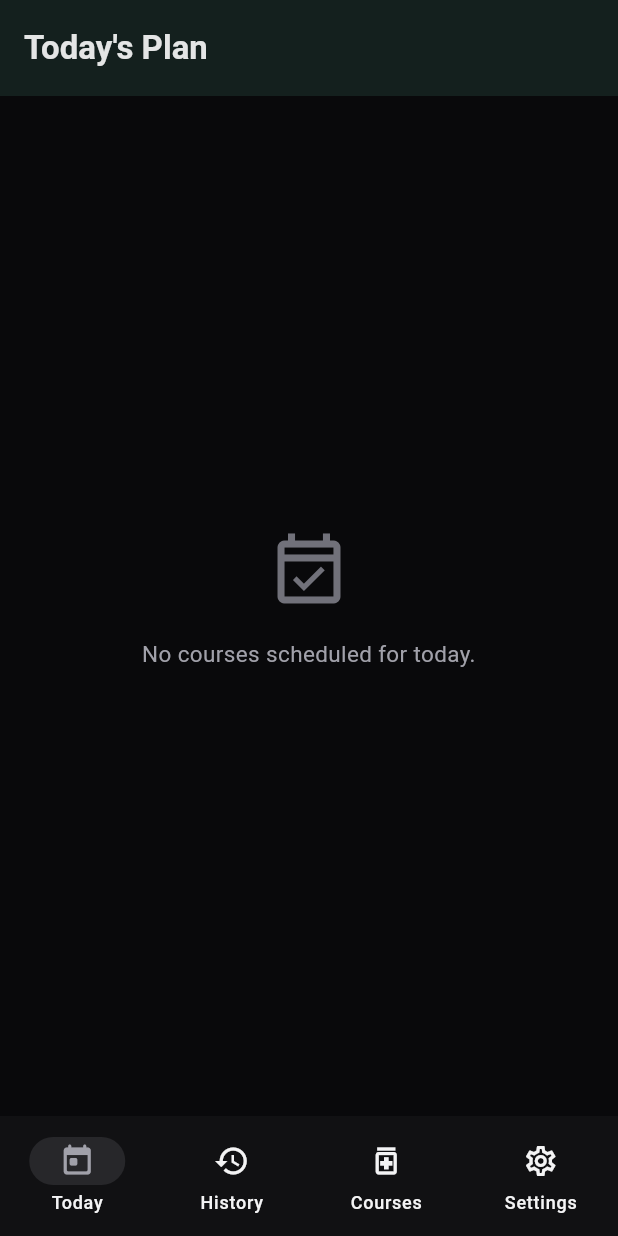
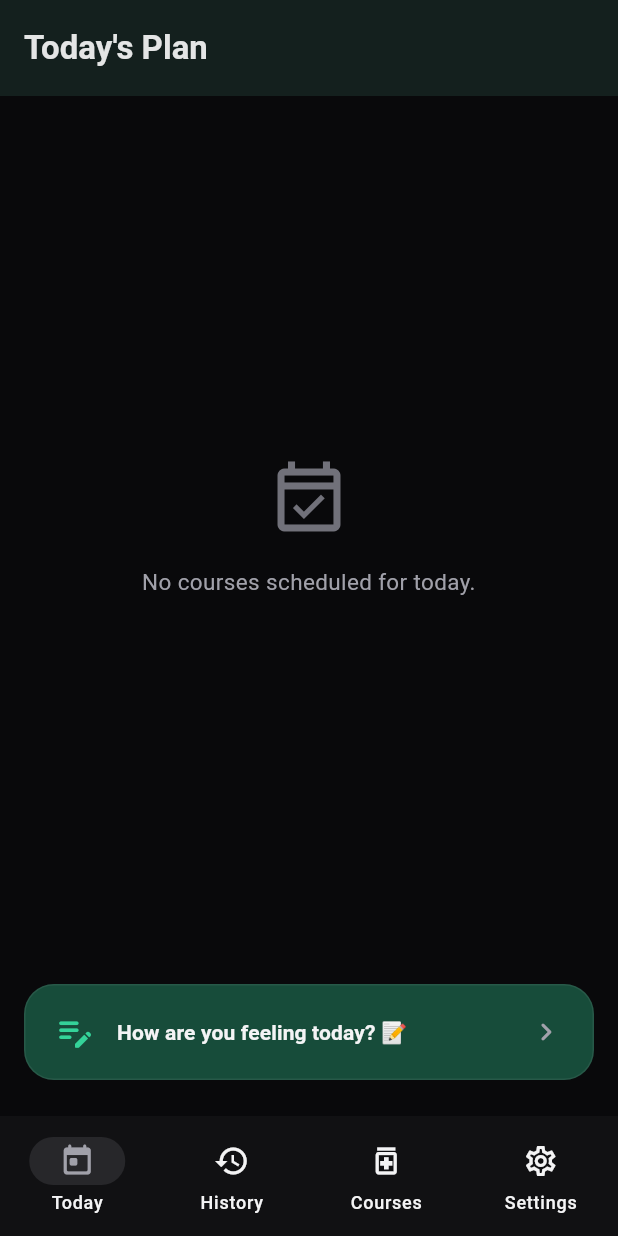
Before and after one commit to LUMA002/VitaLog-frontend, a Flutter app: the screen it shows after launch, scrolled down 96 dp, on a phone screen of 412 x 824 dp. Run offline on Flutter 3.47's test engine with Material 3 defaults, Android fonts, the phone set to English and light mode, and no system bars; our stand-ins replace connectivity_plus, dio, drift, flutter_local_notifications, flutter_riverpod, flutter_secure_storage and 9 more; missing offline and left inert: slang, sqlite3, talker_dio_logger; accounts and stored records are empty; generated files the repository leaves out were written again.

Commit message:
feat(frontend): implement local Wellbeing Diary to dashboard and history
Add a wellbeing tracking form (mood, energy, sleep), fully localized (slang translations (en/ua)), integrated with the existing offline repository.

- UI: Add a bottom sheet form for creating wellbeing entries
- State Management: Add Riverpod WellbeingFormController to handle local inserts
- Time & Data: Use existing clockProvider for timestamps and render them in local time
- Dashboard CTA: Add a smart prompt card on the 'Today' screen that conditionally renders based on hasTodayWellbeingLog state
- History: Add a FAB to the Wellbeing tab for entries

```diff
--- a/lib/features/dashboard/presentation/dashboard_screen.dart
+++ b/lib/features/dashboard/presentation/dashboard_screen.dart
@@ -7,6 +7,7 @@ import '../../../app/theme/app_theme.dart';
 import '../../../i18n/strings.g.dart';
 import '../application/dashboard_controller.dart';
 import 'widgets/time_slot_card.dart';
+import 'widgets/wellbeing_prompt_card.dart';
 
 class DashboardScreen extends ConsumerWidget {
   const DashboardScreen({super.key});
@@ -53,16 +54,23 @@ class DashboardScreen extends ConsumerWidget {
             ),
             data: (schedule) {
               if (schedule.isEmpty) {
-                return SliverFillRemaining(
+                return SliverMainAxisGroup(
+                  slivers: [
+                    SliverFillRemaining(
+                      hasScrollBody: false,
                       child: EmptyStateView(
                         message: t.dashboard.empty,
                         icon: Icons.event_available_outlined,
                       ),
+                    ),
+                    const SliverToBoxAdapter(child: WellbeingPromptCard()),
+                    const SliverToBoxAdapter(child: SizedBox(height: 24)),
+                  ],
                 );
               }
-              return SliverPadding(
-                padding: const EdgeInsets.only(bottom: 24),
-                sliver: SliverList.builder(
+              return SliverMainAxisGroup(
+                slivers: [
+                  SliverList.builder(
                     itemCount: schedule.length,
                     itemBuilder: (_, i) {
                       final intake = schedule[i];
@@ -78,6 +86,9 @@ class DashboardScreen extends ConsumerWidget {
                       );
                     },
                   ),
+                  const SliverToBoxAdapter(child: WellbeingPromptCard()),
+                  const SliverToBoxAdapter(child: SizedBox(height: 24)),
+                ],
               );
             },
           ),
--- /dev/null
+++ b/lib/features/dashboard/presentation/widgets/wellbeing_prompt_card.dart
@@ -0,0 +1,68 @@
+import 'package:flutter/material.dart';
+import 'package:flutter_riverpod/flutter_riverpod.dart';
+
+import '../../../../app/providers/repository_providers.dart';
+import '../../../../app/theme/app_theme.dart';
+import '../../../../i18n/strings.g.dart';
+import '../../../logs/application/logs_providers.dart';
+import '../../../logs/presentation/widgets/wellbeing_bottom_sheet.dart';
+
+/// Dashboard Call to Action to open the wellbeing diary form for today.
+class WellbeingPromptCard extends ConsumerWidget {
+  const WellbeingPromptCard({super.key});
+
+  @override
+  Widget build(BuildContext context, WidgetRef ref) {
+    final t = Translations.of(context);
+    final colors = Theme.of(context).extension<SemanticColors>()!;
+    final hasLogged = ref.watch(hasTodayWellbeingLogProvider);
+    final today = ref.watch(clockProvider).nowUtc().toLocal();
+    final prompt =
+        hasLogged ? t.wellbeing.success : t.wellbeing.prompt;
+
+    return Padding(
+      padding: const EdgeInsets.fromLTRB(16, 8, 16, 0),
+      child: Card(
+        elevation: 0,
+        color: Theme.of(context).colorScheme.primaryContainer.withAlpha(0x55),
+        child: InkWell(
+          borderRadius: BorderRadius.circular(12),
+          onTap: () => WellbeingBottomSheet.show(
+            context,
+            recordDate: today,
+          ),
+          child: Padding(
+            padding: const EdgeInsets.symmetric(horizontal: 20, vertical: 18),
+            child: Row(
+              children: [
+                Icon(
+                  hasLogged
+                      ? Icons.check_circle_outline_rounded
+                      : Icons.edit_note_rounded,
+                  color: Theme.of(context).colorScheme.primary,
+                  size: 28,
+                ),
+                const SizedBox(width: 14),
+                Expanded(
+                  child: Text(
+                    prompt,
+                    style: Theme.of(context).textTheme.titleSmall?.copyWith(
+                          fontWeight: FontWeight.w600,
+                          color: hasLogged
+                              ? colors.completedText
+                              : null,
+                        ),
+                  ),
+                ),
+                Icon(
+                  Icons.chevron_right_rounded,
+                  color: colors.pendingText,
+                ),
+              ],
+            ),
+          ),
+        ),
+      ),
+    );
+  }
+}
--- a/lib/features/logs/application/logs_providers.dart
+++ b/lib/features/logs/application/logs_providers.dart
@@ -70,3 +70,22 @@ class WellbeingLogsController extends _$WellbeingLogsController {
     await ref.read(wellbeingLogRepositoryProvider).deleteById(id);
   }
 }
+
+/// Whether a wellbeing entry exists for the device's current local calendar day.
+@riverpod
+bool hasTodayWellbeingLog(Ref ref) {
+  final clock = ref.watch(clockProvider);
+  final logsAsync = ref.watch(allWellbeingLogStreamProvider);
+  return logsAsync.maybeWhen(
+    data: (List<WellbeingLog> logs) {
+      final today = clock.nowUtc().toLocal();
+      return logs.any((log) {
+        final recorded = log.recordedAtUtc.toLocal();
+        return recorded.year == today.year &&
+            recorded.month == today.month &&
+            recorded.day == today.day;
+      });
+    },
+    orElse: () => false,
+  );
+}
```
Also changed, not shown: assets/i18n/en.i18n.json (+11 -0 lines), assets/i18n/ua.i18n.json (+11 -0 lines), lib/features/logs/application/wellbeing_form_controller.dart (added, +71 -0 lines), lib/features/logs/application/wellbeing_form_state.dart (added, +16 -0 lines), lib/features/logs/presentation/logs_screen.dart (+15 -0 lines), lib/features/logs/presentation/widgets/wellbeing_bottom_sheet.dart (added, +278 -0 lines), lib/features/logs/presentation/widgets/wellbeing_log_tile.dart (+9 -8 lines), lib/app/router/app_router.g.dart, lib/features/auth/application/auth_controller.g.dart, lib/features/logs/application/logs_providers.g.dart, lib/features/logs/application/wellbeing_form_controller.g.dart (added), lib/features/logs/application/wellbeing_form_state.freezed.dart (added), lib/i18n/strings.g.dart, lib/i18n/strings_en.g.dart, 1 more files. Lines whose indentation alone changed are shown as unchanged.
